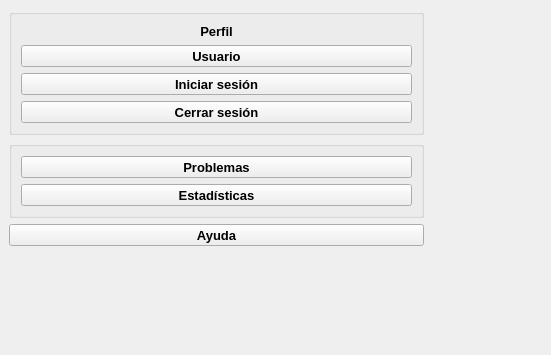
The window that Trabajo/mainwindow.ui (KaiacUPV/PROYECTO-IHM) describes before a commit, drawn with Qt 5; both pictures show x 0 to 551 and y 0 to 355 of the 1000 by 1000 pixel window.
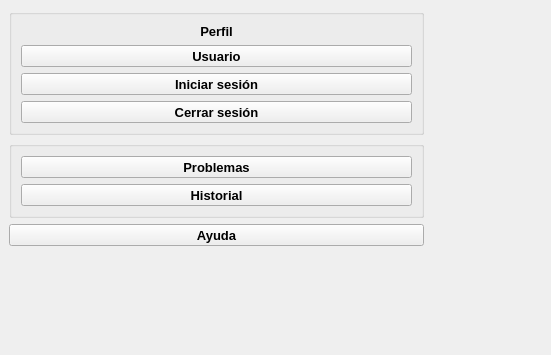
The same window after the commit. Icons and pictures are not drawn.

The edit to the form file:
```diff
--- a/Trabajo/mainwindow.ui
+++ b/Trabajo/mainwindow.ui
@@ -232,7 +232,7 @@
                   </font>
                  </property>
                  <property name="text">
-                  <string>Estadísticas</string>
+                  <string>Historial</string>
                  </property>
                 </widget>
                </item>
```
Left out of the diff: 2 changed lines with no effect on the pictures.
